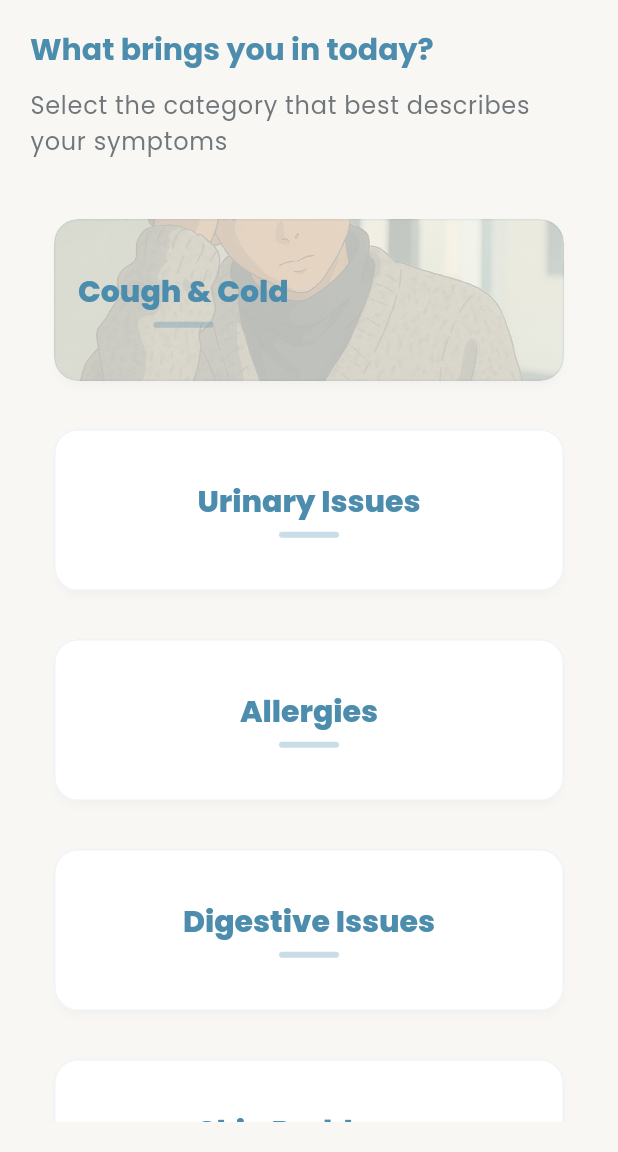
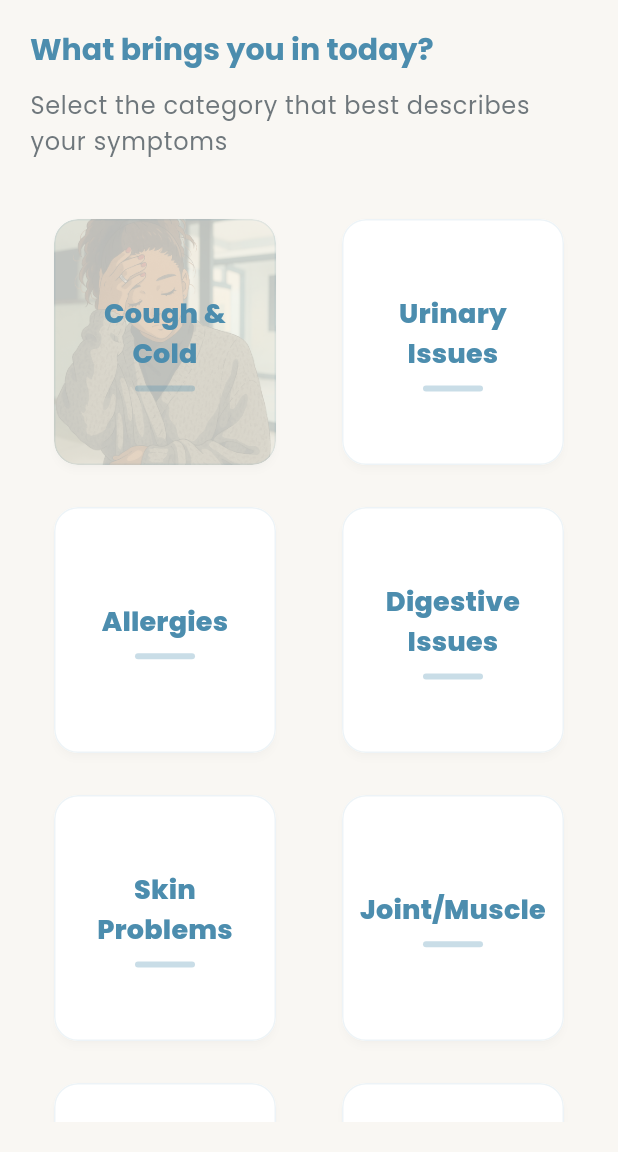
Before and after one commit to gmtfrombc/uber-health-app, a Flutter app: the CategorySelectionScreen screen opened directly with empty values, on a phone screen of 412 x 824 dp, the part 84-1236 px from its top. Run offline on Flutter 3.47's test engine with Material 3 defaults, Android fonts, the light colour scheme and no system bars; our stand-ins replace cloud_firestore, cloud_functions, firebase_auth, firebase_core, font_awesome_flutter, google_fonts and 1 more; missing offline and left inert: flutter_webrtc; accounts and stored records are empty; project files that could hold a hidden picture were left out.

Commit message:
Restore 2-column grid layout with square cards and reduced spacing

```diff
--- a/lib/screens/patient/category_selection_screen.dart
+++ b/lib/screens/patient/category_selection_screen.dart
@@ -76,10 +76,10 @@ class CategorySelectionScreen extends StatelessWidget {
             const SizedBox(height: 32),
             Expanded(
               child: GridView.count(
-                crossAxisCount: 1,
-                crossAxisSpacing: 16,
-                mainAxisSpacing: 16,
-                childAspectRatio: 3.0,
+                crossAxisCount: 2,
+                crossAxisSpacing: 12,
+                mainAxisSpacing: 12,
+                childAspectRatio: 1.0,
                 padding: const EdgeInsets.only(bottom: 16),
                 children: List.generate(categories.length, (index) {
                   final category = categories[index];
@@ -198,7 +198,7 @@ class CategorySelectionScreen extends StatelessWidget {
                                   ),
                                   // Content
                                   Padding(
-                                    padding: const EdgeInsets.all(16.0),
+                                    padding: const EdgeInsets.all(12.0),
                                     child: Column(
                                       mainAxisAlignment:
                                           MainAxisAlignment.center,
@@ -210,13 +210,13 @@ class CategorySelectionScreen extends StatelessWidget {
                                           category['title']!,
                                           style: Theme.of(
                                             context,
-                                          ).textTheme.titleLarge?.copyWith(
+                                          ).textTheme.titleMedium?.copyWith(
                                             color:
                                                 Theme.of(
                                                   context,
                                                 ).colorScheme.primary,
                                             fontWeight: FontWeight.w800,
-                                            fontSize: 20,
+                                            fontSize: 18,
                                           ),
                                           textAlign: TextAlign.center,
                                           maxLines: 2,
@@ -242,7 +242,7 @@ class CategorySelectionScreen extends StatelessWidget {
                                 ],
                               )
                               : Padding(
-                                padding: const EdgeInsets.all(16.0),
+                                padding: const EdgeInsets.all(12.0),
                                 child: Column(
                                   mainAxisAlignment: MainAxisAlignment.center,
                                   crossAxisAlignment: CrossAxisAlignment.center,
@@ -252,13 +252,13 @@ class CategorySelectionScreen extends StatelessWidget {
                                       category['title']!,
                                       style: Theme.of(
                                         context,
-                                      ).textTheme.titleLarge?.copyWith(
+                                      ).textTheme.titleMedium?.copyWith(
                                         color:
                                             Theme.of(
                                               context,
                                             ).colorScheme.primary,
                                         fontWeight: FontWeight.w800,
-                                        fontSize: 20,
+                                        fontSize: 18,
                                       ),
                                       textAlign: TextAlign.center,
                                       maxLines: 2,
```
